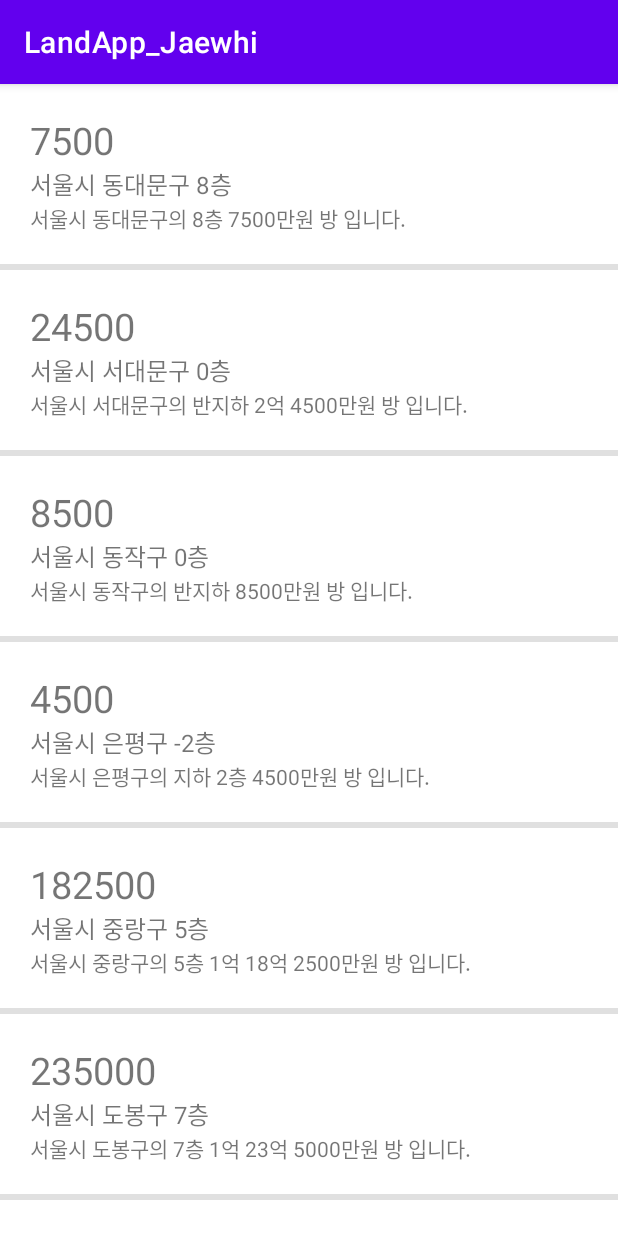
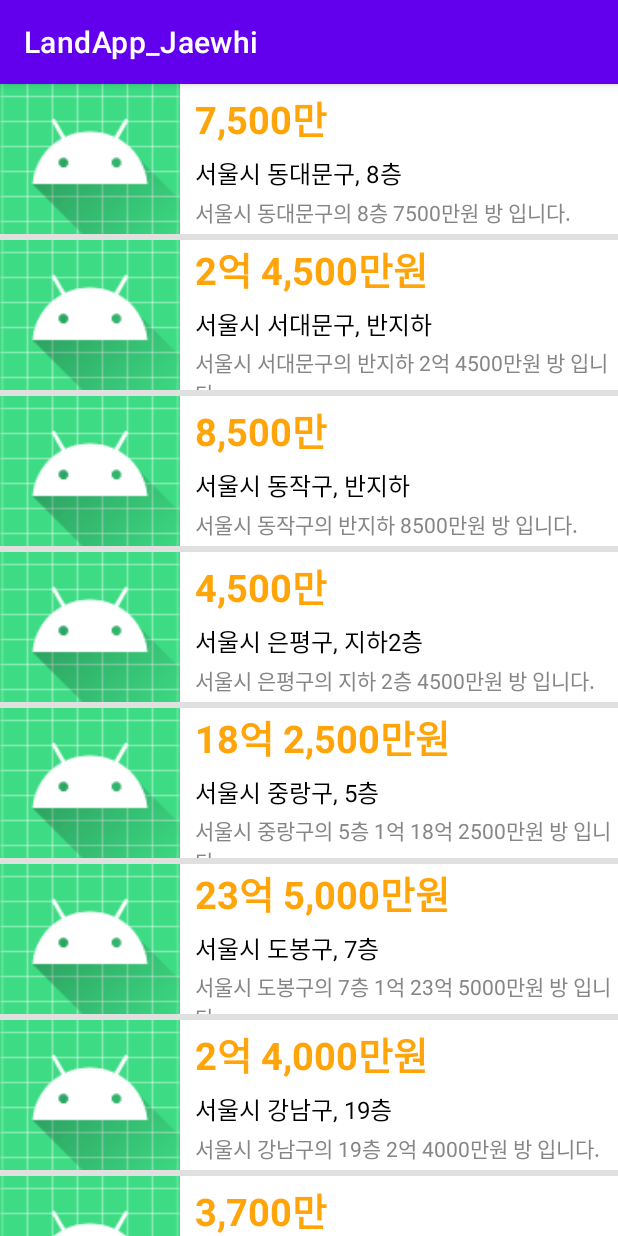
Before and after one commit to Tycoon19/LandApp_Jaewhi, an Android app: the screen it shows after launch (MainActivity), on a phone screen of 412 x 824 dp. Run offline under Robolectric (Android 15) with nearby library versions, the phone set to English and light mode, and no system bars.

Commit message:
방 상세정보 UI 추가

```diff
--- a/app/src/main/AndroidManifest.xml
+++ b/app/src/main/AndroidManifest.xml
@@ -10,6 +10,9 @@
         android:supportsRtl="true"
         android:theme="@style/Theme.LandApp_Jaewhi">
         <activity
+            android:name=".ViewRoomDetailActivity"
+            android:exported="false" />
+        <activity
             android:name=".MainActivity"
             android:exported="true">
             <intent-filter>
--- a/app/src/main/java/com/example/landapp_jaewhi/adapters/RoomAdapter.kt
+++ b/app/src/main/java/com/example/landapp_jaewhi/adapters/RoomAdapter.kt
@@ -8,6 +8,7 @@ import android.widget.ArrayAdapter
 import android.widget.TextView
 import com.example.landapp_jaewhi.R
 import com.example.landapp_jaewhi.datas.Room
+import java.text.DecimalFormat
 import kotlin.math.floor
 
 class RoomAdapter(
@@ -34,9 +35,9 @@ class RoomAdapter(
         val floorTxt = row.findViewById<TextView>(R.id.floorTxt)
         val descriptionTxt = row.findViewById<TextView>(R.id.descriptionTxt)
 
-        priceTxt.text = roomData.price.toString()
+        priceTxt.text = roomData.getFormattedPrice()
         addressTxt.text = roomData.address
-        floorTxt.text = " ${roomData.floor.toString()}층"
+        floorTxt.text = roomData.getFormattedFloor()
         descriptionTxt.text = roomData.description
 
 
--- a/app/src/main/java/com/example/landapp_jaewhi/datas/Room.kt
+++ b/app/src/main/java/com/example/landapp_jaewhi/datas/Room.kt
@@ -1,4 +1,8 @@
 package com.example.landapp_jaewhi.datas
+
+import java.text.DecimalFormat
+import java.text.NumberFormat
+import java.util.*
 
 class Room(
     val price : Int,
@@ -7,4 +11,33 @@ class Room(
     val description : String
 
     ) {
+
+    fun getFormattedPrice () : String {
+
+        if (this.price >= 10000){
+            val uk = this.price / 10000
+            val rest = this.price % 10000
+
+            return "${uk}억 ${NumberFormat.getNumberInstance(Locale.KOREA).format(rest)}만원"
+        }
+        else{
+            return "${NumberFormat.getNumberInstance(Locale.KOREA).format(this.price)}만"
+        }
+
+    }
+
+    fun getFormattedFloor() : String {
+
+        if(this.floor > 0){
+            return ", ${this.floor}층"
+        }
+        else if (this.floor == 0){
+            return ", 반지하"
+        }
+        else{
+            return ", 지하${-this.floor}층"
+        }
+
+    }
+
 }
--- a/app/src/main/res/layout/room_list_item.xml
+++ b/app/src/main/res/layout/room_list_item.xml
@@ -6,35 +6,51 @@
     <LinearLayout
         android:layout_width="match_parent"
         android:layout_height="wrap_content"
+        android:orientation="horizontal">
+
+        <ImageView
+            android:layout_width="120dp"
+            android:layout_height="100dp"
+            android:src="@mipmap/ic_launcher"
+            android:scaleType="centerCrop"/>
+
+    <LinearLayout
+        android:layout_width="match_parent"
+        android:layout_height="match_parent"
         android:orientation="vertical"
-        android:gravity="center_vertical"
-        android:padding="20dp">
+        android:paddingLeft="10dp"
+        android:gravity="center_vertical">
 
         <TextView
             android:id="@+id/priceTxt"
             android:layout_width="wrap_content"
             android:layout_height="wrap_content"
             android:text="8000"
-            android:textSize="25sp" />
+            android:textColor="#FFA509"
+            android:textSize="25sp"
+            android:textStyle="bold"/>
 
         <LinearLayout
             android:layout_width="match_parent"
             android:layout_height="wrap_content"
-            android:orientation="horizontal">
+            android:orientation="horizontal"
+            android:layout_marginTop="5dp">
 
             <TextView
                 android:id="@+id/addressTxt"
                 android:layout_width="wrap_content"
                 android:layout_height="wrap_content"
                 android:text="마포구 서교동,"
-                android:textSize="16sp"/>
+                android:textSize="16sp"
+                android:textColor="#000000"/>
 
             <TextView
                 android:id="@+id/floorTxt"
                 android:layout_width="wrap_content"
                 android:layout_height="wrap_content"
                 android:text="1층"
-                android:textSize="16sp"/>
+                android:textSize="16sp"
+                android:textColor="#000000"/>
 
         </LinearLayout>
 
@@ -43,10 +59,12 @@
                 android:layout_width="wrap_content"
                 android:layout_height="wrap_content"
                 android:text="서울시 동대문구의 8층 7500만원 방 입니다."
-                android:textSize="14sp"/>
+                android:textSize="14sp"
+                android:textColor="#868686"
+                android:layout_marginTop="3dp"/>
 
     </LinearLayout>
 
-
+    </LinearLayout>
 
 </LinearLayout>
```
Also changed, not shown: app/src/main/java/com/example/landapp_jaewhi/ViewRoomDetailActivity.kt (added, +11 -0 lines), app/src/main/res/layout/activity_view_room_detail.xml (added, +106 -0 lines).
